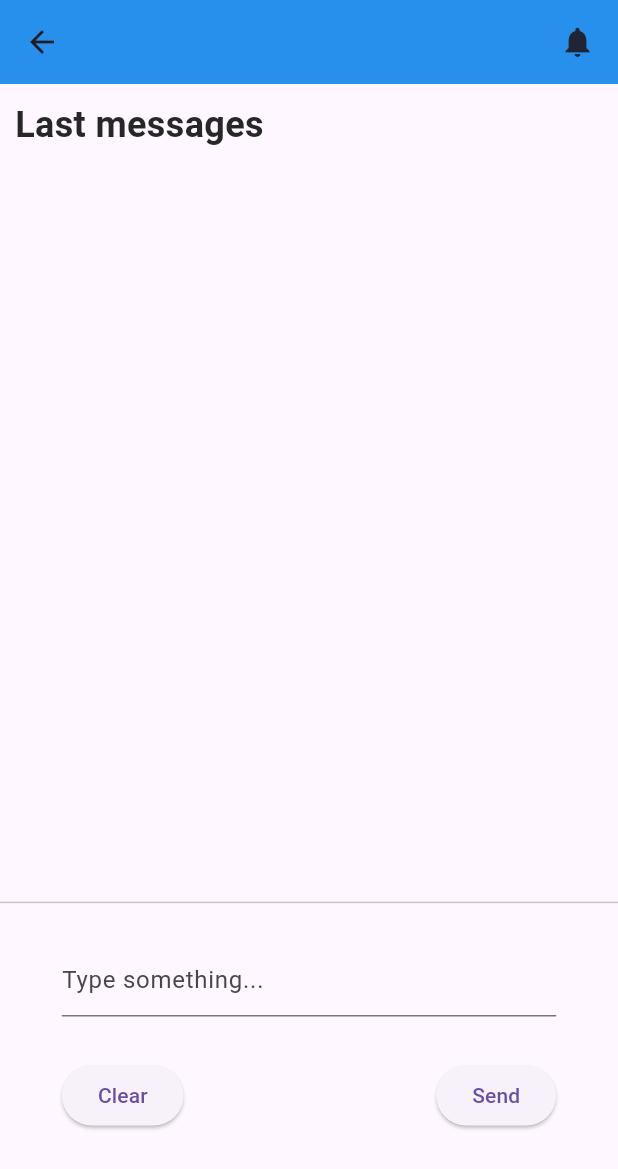
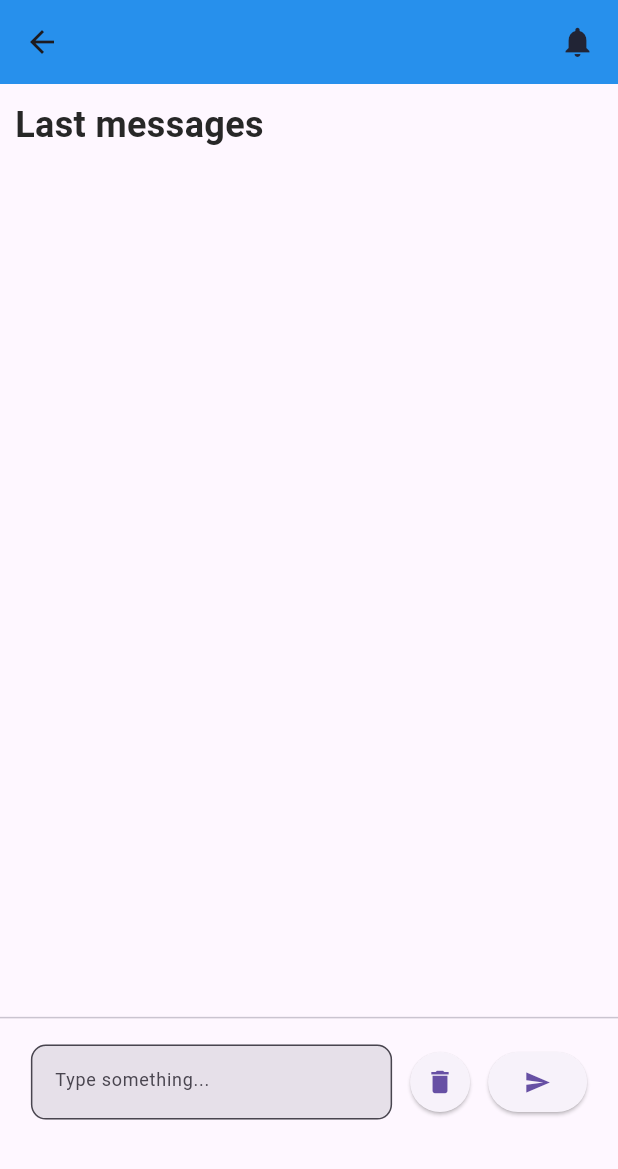
Before and after one commit to IgVelasco/nearby_cross, a Flutter app: the ComunicationScreen screen opened directly with empty values, on a phone screen of 412 x 824 dp. Shown: the top 1169 px of the screen. Run offline on Flutter 3.47's test engine with Material 3 defaults, Android fonts, the phone set to English and light mode, and no system bars; our stand-ins replace logger, permission_handler; missing offline and left inert: dart:ffi.

Commit message:
feat(flutter): :bug: Fixed scroll resize when keyboard appears

```diff
--- a/example/lib/screens/comunication_screen.dart
+++ b/example/lib/screens/comunication_screen.dart
@@ -53,7 +53,7 @@ class ComunicationScreen extends StatelessWidget {
                       return Column(
                         children: [
                           SizedBox(
-                            height: constraints.maxHeight * 0.7,
+                            height: constraints.maxHeight * 0.8,
                             child: Column(
                               mainAxisAlignment: MainAxisAlignment.start,
                               children: [
@@ -94,44 +94,66 @@ class ComunicationScreen extends StatelessWidget {
                             ),
                           ),
                           const Divider(),
+                          Expanded(
+                            child: Column(
+                              mainAxisAlignment: MainAxisAlignment.start,
+                              children: [
                                 SizedBox(
-                            height: constraints.maxHeight * 0.20,
-                            width: MediaQuery.of(context).size.width * 0.8,
-                            child: Column(
-                              mainAxisAlignment: MainAxisAlignment.end,
+                                  width: constraints.maxWidth * 0.9,
+                                  child: Padding(
+                                      padding: const EdgeInsets.symmetric(
+                                          vertical: 10),
+                                      child: Row(
+                                        mainAxisAlignment:
+                                            MainAxisAlignment.spaceEvenly,
                                         children: [
-                                Padding(
-                                  padding:
-                                      const EdgeInsets.symmetric(vertical: 20),
+                                          Expanded(
+                                              child: SizedBox(
+                                            height: 50,
                                             child: TextField(
-                                    decoration: const InputDecoration(
+                                              style: const TextStyle(
+                                                  fontSize: 12.0,
+                                                  height: 2.0,
+                                                  color: Colors.black),
+                                              decoration: InputDecoration(
+                                                border: OutlineInputBorder(
+                                                  borderRadius:
+                                                      BorderRadius.circular(
+                                                          10.0),
+                                                ),
+                                                filled: true,
                                                 hintText: 'Type something...',
                                               ),
                                               controller:
                                                   _textFieldController, // Add this line
                                             ),
-                                ),
-                                Expanded(
-                                  child: Row(
-                                    mainAxisAlignment:
-                                        MainAxisAlignment.spaceBetween,
-                                    children: [
+                                          )),
                                           ElevatedButton(
                                             onPressed: () {
                                               vm.clearMessages();
                                             },
-                                        child: const Text('Clear'),
+                                            style: ElevatedButton.styleFrom(
+                                              fixedSize:
+                                                  const Size.fromRadius(15),
+                                              shape: const CircleBorder(),
+                                              padding: const EdgeInsets.all(10),
+                                            ),
+                                            child: const Icon(
+                                              Icons.delete,
+                                              size: 20,
+                                            ),
                                           ),
                                           ElevatedButton(
                                             onPressed: () {
                                               String inputData =
                                                   _textFieldController.text;
                                               viewModel.sendData(inputData);
+                                              _textFieldController.clear();
                                             },
-                                        child: const Text('Send'),
+                                            child: const Icon(Icons.send),
                                           ),
                                         ],
-                                  ),
+                                      )),
                                 ),
                               ],
                             ),
```
Lines whose indentation alone changed are shown as unchanged.
